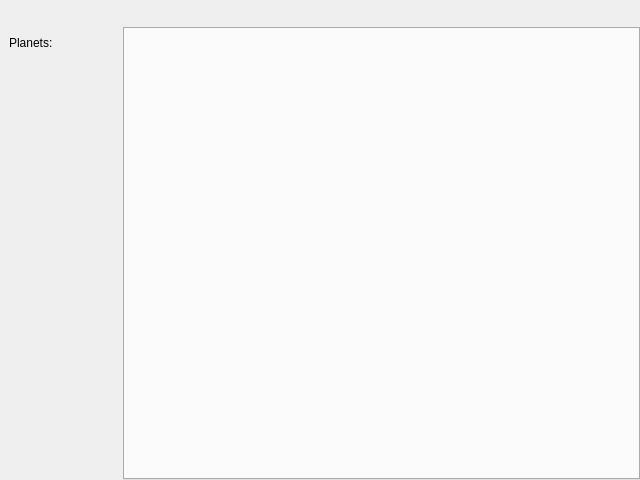
Above: ui/main.ui from minlexx/xnovacmd before the change. Below: the same form after it.
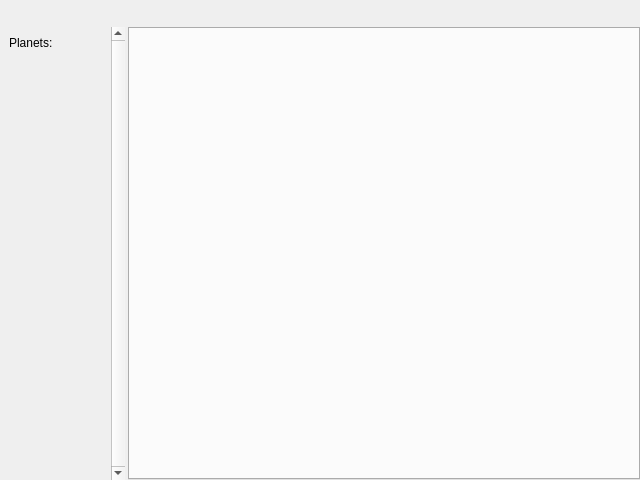
That is the form after the change. Icons and pictures are not drawn.

Commit message: Planet widget: mouse tracking and nice custom tooltip implementation (prepare for more)

The edit to the form file:
```diff
--- a/ui/main.ui
+++ b/ui/main.ui
@@ -53,18 +53,18 @@
     </widget>
    </item>
    <item>
-    <layout class="QHBoxLayout" name="horizontalLayout">
+    <layout class="QHBoxLayout" name="horizontalLayout" stretch="0,10">
      <item>
       <widget class="QScrollArea" name="sa_planets">
        <property name="minimumSize">
         <size>
-         <width>120</width>
+         <width>125</width>
          <height>0</height>
         </size>
        </property>
        <property name="maximumSize">
         <size>
-         <width>112</width>
+         <width>150</width>
          <height>16777215</height>
         </size>
        </property>
@@ -74,6 +74,9 @@
        <property name="frameShadow">
         <enum>QFrame::Plain</enum>
        </property>
+       <property name="verticalScrollBarPolicy">
+        <enum>Qt::ScrollBarAlwaysOn</enum>
+       </property>
        <property name="widgetResizable">
         <bool>true</bool>
        </property>
@@ -82,7 +85,7 @@
          <rect>
           <x>0</x>
           <y>0</y>
-          <width>120</width>
+          <width>108</width>
           <height>451</height>
          </rect>
         </property>
```
The commit also changes 2 other files.
